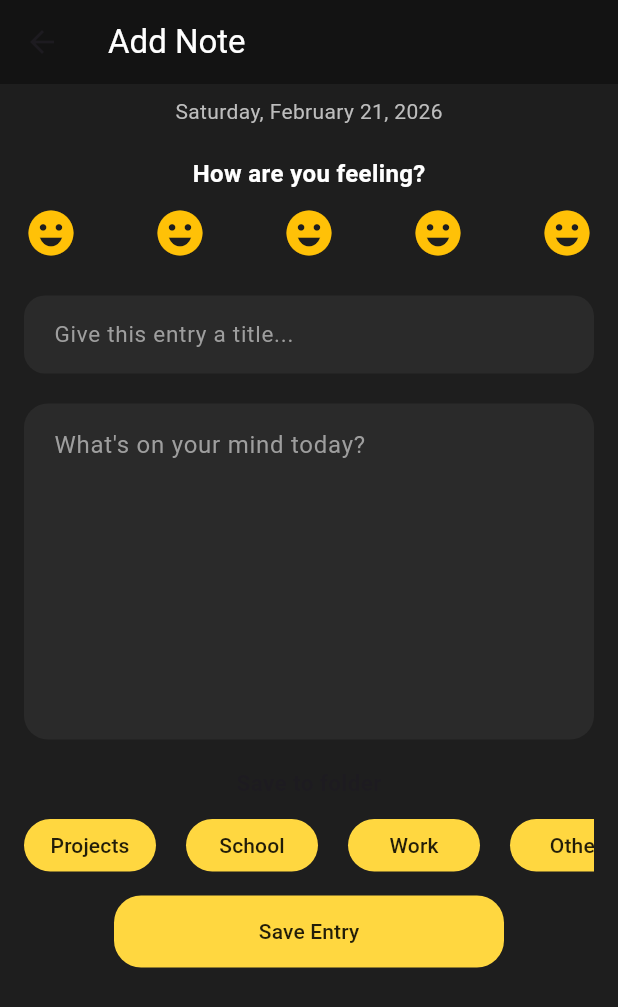
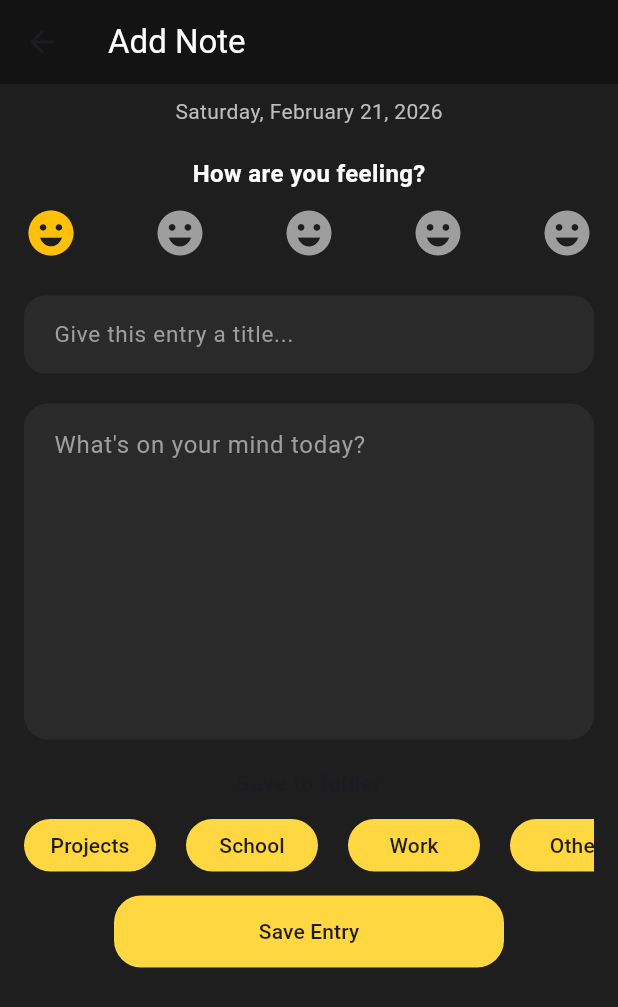
Before and after one commit to BrightBanda/journel_app, a Flutter app: the screen it shows after launch, after a tap on the "add" icon, on a phone screen of 412 x 824 dp. Shown: the top 1007 px of the screen. Run offline on Flutter 3.47's test engine with Material 3 defaults, Android fonts, the phone set to English and light mode, and no system bars; our stand-ins replace flutter_riverpod.

Commit message:
feat:selected emoji in the add note page reflect on the note card in the home page

```diff
--- a/lib/src/data/models/note.dart
+++ b/lib/src/data/models/note.dart
@@ -2,14 +2,14 @@ class Note {
   final String title;
   final String content;
   final DateTime createdAt;
-  final int? mood;
+  final int mood;
   final String id;
 
   Note({
     required this.title,
     required this.content,
     required this.createdAt,
-    this.mood,
+    required this.mood,
     required this.id,
   });
 }
--- a/lib/src/presentation/view/add_note_page.dart
+++ b/lib/src/presentation/view/add_note_page.dart
@@ -13,6 +13,7 @@ class AddNotePage extends ConsumerStatefulWidget {
 class _AddNotePageState extends ConsumerState<AddNotePage> {
   final titleController = TextEditingController();
   final contentController = TextEditingController();
+  int selectedEmojiIndex = 0;
 
   @override
   void dispose() {
@@ -23,6 +24,7 @@ class _AddNotePageState extends ConsumerState<AddNotePage> {
 
   Widget build(BuildContext context) {
     final AddNoteProvider = ref.read(addNoteProvider.notifier);
+
     return Scaffold(
       backgroundColor: const Color(0xFF1E1E1E),
       appBar: AppBar(
@@ -61,13 +63,23 @@ class _AddNotePageState extends ConsumerState<AddNotePage> {
 
               Row(
                 mainAxisAlignment: MainAxisAlignment.spaceBetween,
-                children: const [
-                  Icon(Icons.emoji_emotions, size: 36, color: Colors.amber),
-                  Icon(Icons.emoji_emotions, size: 36, color: Colors.amber),
-                  Icon(Icons.emoji_emotions, size: 36, color: Colors.amber),
-                  Icon(Icons.emoji_emotions, size: 36, color: Colors.amber),
-                  Icon(Icons.emoji_emotions, size: 36, color: Colors.amber),
-                ],
+                children: List.generate(5, (index) {
+                  return GestureDetector(
+                    onTap: () {
+                      setState(() {
+                        selectedEmojiIndex = index;
+                        print("tapped $selectedEmojiIndex");
+                      });
+                    },
+                    child: Icon(
+                      Icons.emoji_emotions,
+                      size: 36,
+                      color: selectedEmojiIndex == index
+                          ? Colors.amber
+                          : Colors.grey[500],
+                    ),
+                  );
+                }),
               ),
 
               const SizedBox(height: 24),
@@ -149,6 +161,7 @@ class _AddNotePageState extends ConsumerState<AddNotePage> {
                     AddNoteProvider.addNote(
                       title: titleController.text,
                       content: contentController.text,
+                      moodIndex: selectedEmojiIndex,
                     );
                     Navigator.pop(context);
                   },
--- a/lib/src/presentation/view/home_page.dart
+++ b/lib/src/presentation/view/home_page.dart
@@ -15,6 +15,13 @@ class _HomePageState extends ConsumerState<HomePage> {
   @override
   Widget build(BuildContext context) {
     final notesProvider = ref.watch(addNoteProvider);
+    final moodIcons = [
+      Icons.emoji_emotions,
+      Icons.emoji_events,
+      Icons.sentiment_neutral,
+      Icons.sentiment_dissatisfied,
+      Icons.sentiment_very_dissatisfied,
+    ];
     return Scaffold(
       backgroundColor: const Color(0xFF1E1E1E),
       appBar: AppBar(
@@ -53,7 +60,7 @@ class _HomePageState extends ConsumerState<HomePage> {
             final note = notesProvider[index];
             return NoteCard(
               title: note.title,
-              moodIcon: Icon(Icons.emoji_emotions, color: Colors.amber),
+              moodIcon: Icon(moodIcons[note.mood], color: Colors.amber),
               detals: note.content,
               folder: "folder",
             );
```
Also changed, not shown: lib/src/presentation/viewmodel/add_note_page_viewmodel.dart (+6 -1 lines).
